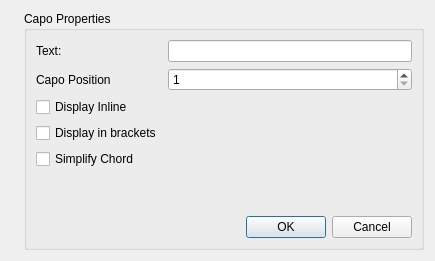
First picture: the form in mscore/capoproperties.ui, repository shadowphiar/MuseScore, before the edit.
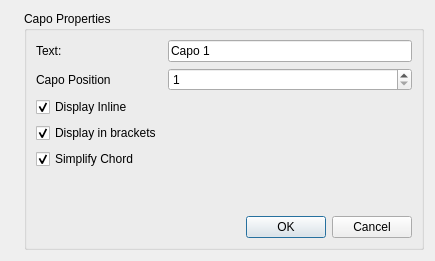
Second picture: the form after the edit. Icons and pictures are not drawn.

What changed in the file:
```diff
--- a/mscore/capoproperties.ui
+++ b/mscore/capoproperties.ui
@@ -51,7 +51,11 @@
            </widget>
           </item>
           <item row="0" column="1">
-           <widget class="QLineEdit" name="text"/>
+           <widget class="QLineEdit" name="text">
+            <property name="text">
+             <string>Capo 1</string>
+            </property>
+           </widget>
           </item>
           <item row="1" column="0">
            <widget class="QLabel" name="label_2">
@@ -65,6 +69,9 @@
             <property name="text">
              <string>Display in brackets</string>
             </property>
+            <property name="checked">
+             <bool>true</bool>
+            </property>
            </widget>
           </item>
           <item row="1" column="1">
@@ -88,6 +95,9 @@
             <property name="text">
              <string>Display Inline</string>
             </property>
+            <property name="checked">
+             <bool>true</bool>
+            </property>
            </widget>
           </item>
           <item row="4" column="0">
@@ -95,6 +105,9 @@
             <property name="text">
              <string>Simplify Chord</string>
             </property>
+            <property name="checked">
+             <bool>true</bool>
+            </property>
            </widget>
           </item>
          </layout>
```
